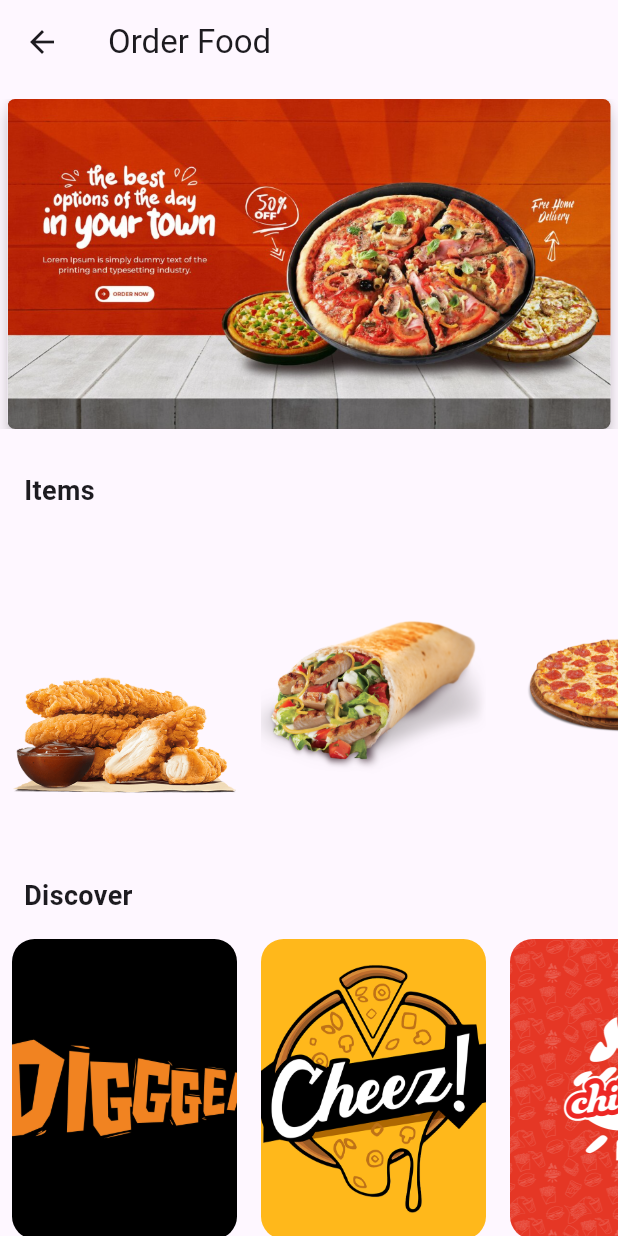
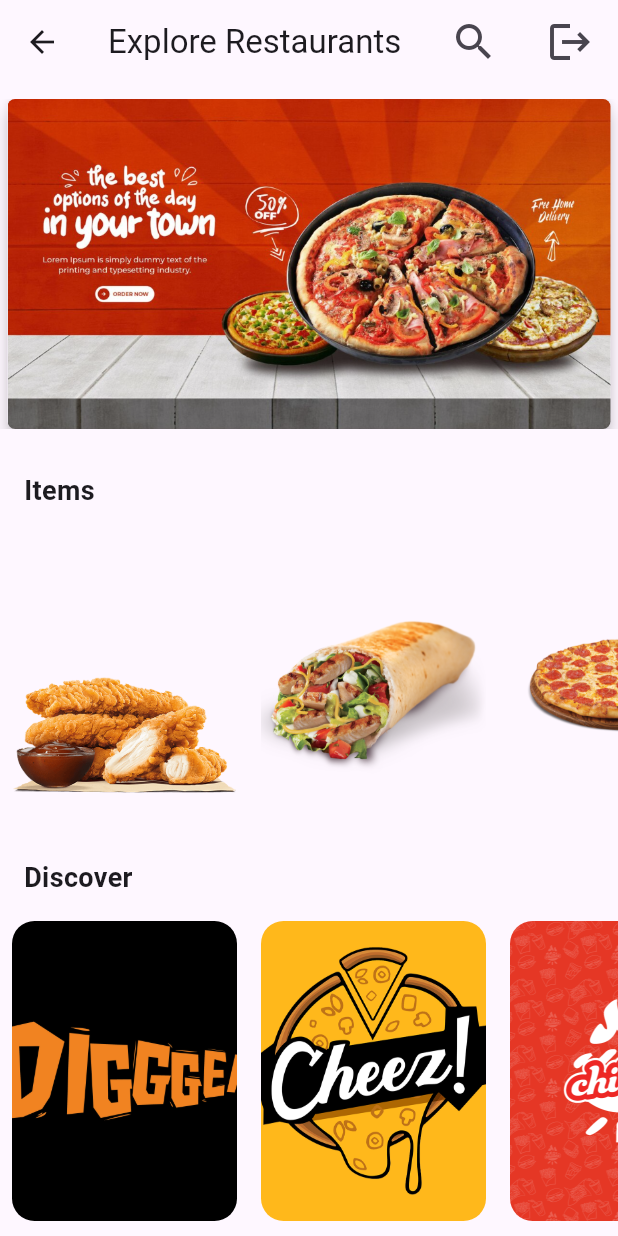
Before and after one commit to arkanullahs/eCrunchies, a Flutter app: the OrderScreen screen opened by its route, on a phone screen of 412 x 824 dp. Run offline on Flutter 3.47's test engine with Material 3 defaults, Android fonts, the phone set to English and light mode, and no system bars.

Commit message:
add food details screen and bug fixed

```diff
--- a/lib/order_screen.dart
+++ b/lib/order_screen.dart
@@ -1,5 +1,6 @@
 import 'package:flutter/material.dart';
-import 'food_model.dart'; // Import your Food model here
+import 'food_details_screen.dart';
+import 'food_model.dart';
 
 class OrderScreen extends StatelessWidget {
   final List<Food> foods = [
@@ -27,13 +28,39 @@ class OrderScreen extends StatelessWidget {
   Widget build(BuildContext context) {
     return Scaffold(
       appBar: AppBar(
-        title: Text('Order Food'),
+        title: Text('Explore Restaurants'),
+        actions: [
+          GestureDetector(
+            onTap: () {
+              // Implement search functionality
+              print('Search button tapped!');
+            },
+            child: Padding(
+              padding: const EdgeInsets.symmetric(horizontal: 16.0),
+              child: Icon(
+                Icons.search,
+                size: 32,
+              ),
+            ),
+          ),
+          GestureDetector(
+            onTap: () {
+              Navigator.pushReplacementNamed(context, '/'); // Navigate to login screen
+            },
+            child: Padding(
+              padding: const EdgeInsets.symmetric(horizontal: 16.0),
+              child: Icon(
+                Icons.logout, // Use a logout icon here
+                size: 32,
+              ),
+            ),
+          ),
+        ],
       ),
       body: SingleChildScrollView(
         child: Column(
           crossAxisAlignment: CrossAxisAlignment.start,
           children: [
-            // Section 1: Carousel with Food Images
             SizedBox(height: 10),
             Container(
               height: 220,
@@ -42,7 +69,12 @@ class OrderScreen extends StatelessWidget {
                 itemBuilder: (BuildContext context, int index) {
                   return GestureDetector(
                     onTap: () {
-                      // Handle food item tap
+                      Navigator.push(
+                        context,
+                        MaterialPageRoute(
+                          builder: (context) => FoodDetailsScreen(food: foods[index]),
+                        ),
+                      );
                     },
                     child: Card(
                       margin: EdgeInsets.symmetric(horizontal: 5),
@@ -63,7 +95,6 @@ class OrderScreen extends StatelessWidget {
                 },
               ),
             ),
-            // Section 2: Items
             SizedBox(height: 12),
             Padding(
               padding: const EdgeInsets.all(16.0),
@@ -83,7 +114,12 @@ class OrderScreen extends StatelessWidget {
                 itemBuilder: (context, index) {
                   return GestureDetector(
                     onTap: () {
-                      // Handle item tap
+                      Navigator.push(
+                        context,
+                        MaterialPageRoute(
+                          builder: (context) => FoodDetailsScreen(food: foods[index]),
+                        ),
+                      );
                     },
                     child: Container(
                       width: 150,
@@ -104,8 +140,6 @@ class OrderScreen extends StatelessWidget {
                 },
               ),
             ),
-            // Section 3: Discover
-            SizedBox(height: 12),
             Padding(
               padding: const EdgeInsets.all(16.0),
               child: Text(
@@ -124,7 +158,12 @@ class OrderScreen extends StatelessWidget {
                 itemBuilder: (context, index) {
                   return GestureDetector(
                     onTap: () {
-                      // Handle restaurant tap
+                      Navigator.push(
+                        context,
+                        MaterialPageRoute(
+                          builder: (context) => FoodDetailsScreen(food: foods[index]),
+                        ),
+                      );
                     },
                     child: Container(
                       width: 150,
--- a/pubspec.yaml
+++ b/pubspec.yaml
@@ -1,4 +1,4 @@
-name: ev3
+name: ev4
 description: A new Flutter project.
 # The following line prevents the package from being accidentally published to
 # pub.dev using `flutter pub publish`. This is preferred for private packages.
```
